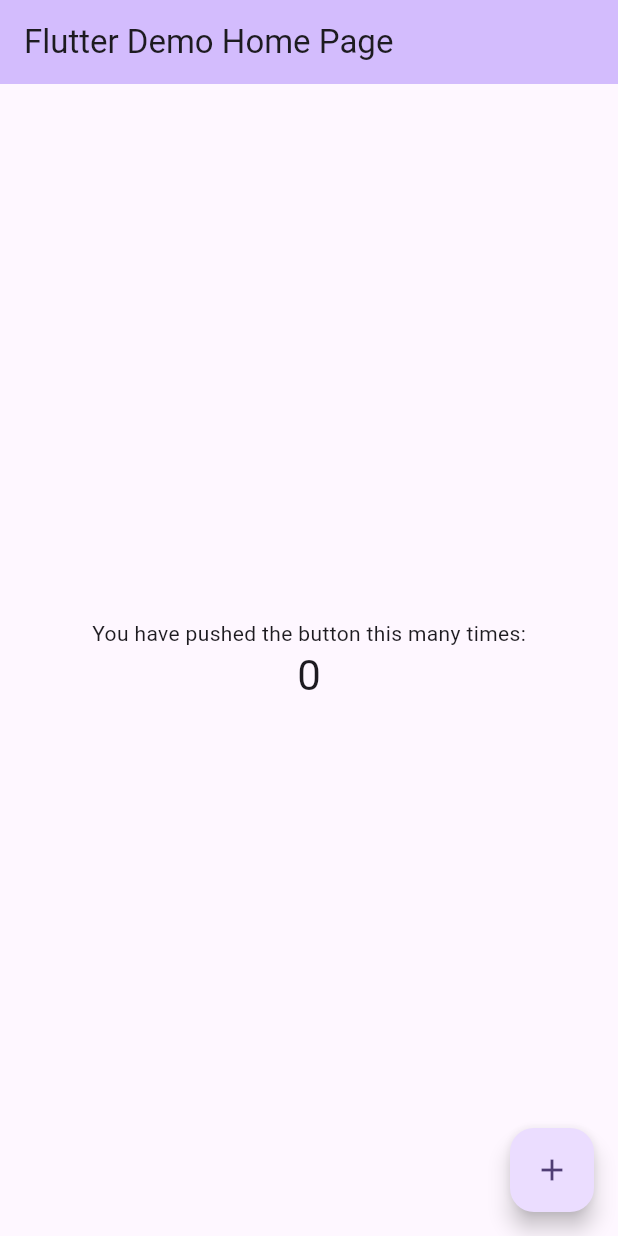
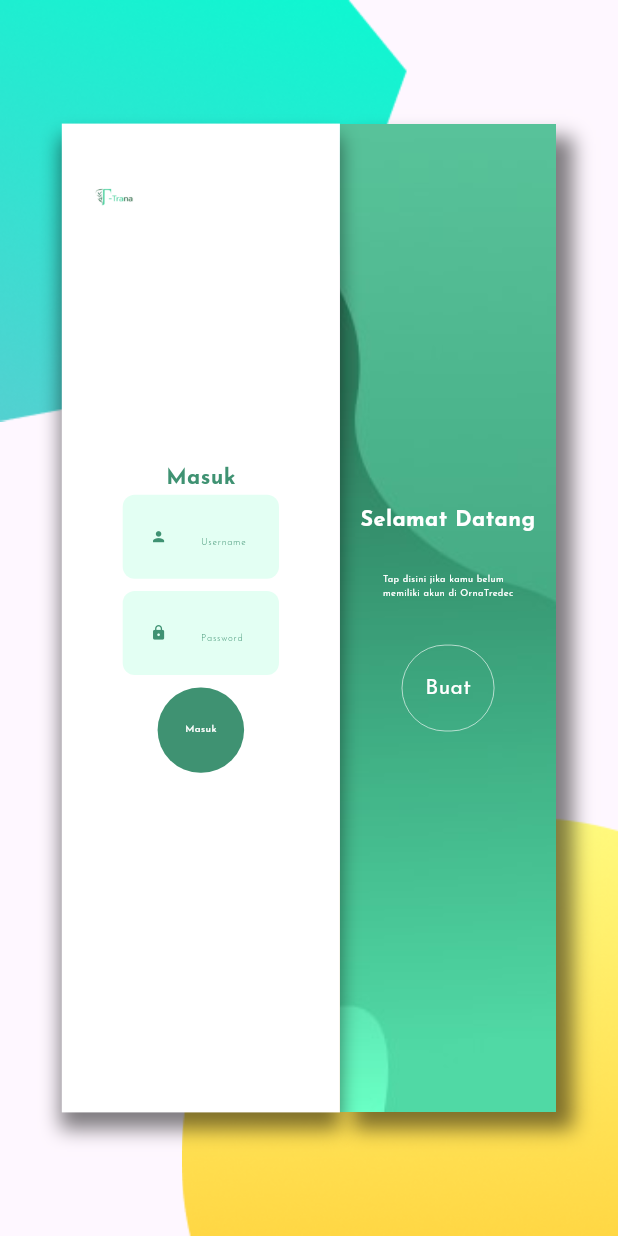
Before and after one commit to fikriymnn/ttrana_pos, a Flutter app: the screen it shows after launch, on a phone screen of 412 x 824 dp. Run offline on Flutter 3.47's test engine with Material 3 defaults, Android fonts, the phone set to English and light mode, and no system bars; our stand-ins replace google_fonts.

Commit message:
meresfonsivekan dan merapihkan beberapa widget dan folder

```diff
--- a/lib/main.dart
+++ b/lib/main.dart
@@ -1,4 +1,5 @@
 import 'package:flutter/material.dart';
+import 'package:ttrana_pos/pages/login_register.dart';
 
 void main() {
   runApp(const MyApp());
@@ -7,119 +8,11 @@ void main() {
 class MyApp extends StatelessWidget {
   const MyApp({super.key});
 
-  // This widget is the root of your application.
   @override
   Widget build(BuildContext context) {
     return MaterialApp(
       title: 'Flutter Demo',
-      theme: ThemeData(
-        // This is the theme of your application.
-        //
-        // TRY THIS: Try running your application with "flutter run". You'll see
-        // the application has a purple toolbar. Then, without quitting the app,
-        // try changing the seedColor in the colorScheme below to Colors.green
-        // and then invoke "hot reload" (save your changes or press the "hot
-        // reload" button in a Flutter-supported IDE, or press "r" if you used
-        // the command line to start the app).
-        //
-        // Notice that the counter didn't reset back to zero; the application
-        // state is not lost during the reload. To reset the state, use hot
-        // restart instead.
-        //
-        // This works for code too, not just values: Most code changes can be
-        // tested with just a hot reload.
-        colorScheme: ColorScheme.fromSeed(seedColor: Colors.deepPurple),
-        useMaterial3: true,
-      ),
-      home: const MyHomePage(title: 'Flutter Demo Home Page'),
+      home: LoginRegister(),
     );
   }
 }
-
-class MyHomePage extends StatefulWidget {
-  const MyHomePage({super.key, required this.title});
-
-  // This widget is the home page of your application. It is stateful, meaning
-  // that it has a State object (defined below) that contains fields that affect
-  // how it looks.
-
-  // This class is the configuration for the state. It holds the values (in this
-  // case the title) provided by the parent (in this case the App widget) and
-  // used by the build method of the State. Fields in a Widget subclass are
-  // always marked "final".
-
-  final String title;
-
-  @override
-  State<MyHomePage> createState() => _MyHomePageState();
-}
-
-class _MyHomePageState extends State<MyHomePage> {
-  int _counter = 0;
-
-  void _incrementCounter() {
-    setState(() {
-      // This call to setState tells the Flutter framework that something has
-      // changed in this State, which causes it to rerun the build method below
-      // so that the display can reflect the updated values. If we changed
-      // _counter without calling setState(), then the build method would not be
-      // called again, and so nothing would appear to happen.
-      _counter++;
-    });
-  }
-
-  @override
-  Widget build(BuildContext context) {
-    // This method is rerun every time setState is called, for instance as done
-    // by the _incrementCounter method above.
-    //
-    // The Flutter framework has been optimized to make rerunning build methods
-    // fast, so that you can just rebuild anything that needs updating rather
-    // than having to individually change instances of widgets.
-    return Scaffold(
-      appBar: AppBar(
-        // TRY THIS: Try changing the color here to a specific color (to
-        // Colors.amber, perhaps?) and trigger a hot reload to see the AppBar
-        // change color while the other colors stay the same.
-        backgroundColor: Theme.of(context).colorScheme.inversePrimary,
-        // Here we take the value from the MyHomePage object that was created by
-        // the App.build method, and use it to set our appbar title.
-        title: Text(widget.title),
-      ),
-      body: Center(
-        // Center is a layout widget. It takes a single child and positions it
-        // in the middle of the parent.
-        child: Column(
-          // Column is also a layout widget. It takes a list of children and
-          // arranges them vertically. By default, it sizes itself to fit its
-          // children horizontally, and tries to be as tall as its parent.
-          //
-          // Column has various properties to control how it sizes itself and
-          // how it positions its children. Here we use mainAxisAlignment to
-          // center the children vertically; the main axis here is the vertical
-          // axis because Columns are vertical (the cross axis would be
-          // horizontal).
-          //
-          // TRY THIS: Invoke "debug painting" (choose the "Toggle Debug Paint"
-          // action in the IDE, or press "p" in the console), to see the
-          // wireframe for each widget.
-          mainAxisAlignment: MainAxisAlignment.center,
-          children: <Widget>[
-            const Text(
-              'You have pushed the button this many times:',
-            ),
-            Text(
-              '$_counter',
-              style: Theme.of(context).textTheme.headlineMedium,
-            ),
-          ],
-        ),
-      ),
-      floatingActionButton: FloatingActionButton(
-        onPressed: _incrementCounter,
-        tooltip: 'Increment',
-        child: const Icon(Icons.add),
-      ), // This trailing comma makes auto-formatting nicer for build methods.
-    );
-  }
-}
--- /dev/null
+++ b/lib/pages/login.dart
@@ -0,0 +1,87 @@
+import 'package:flutter/material.dart';
+import 'package:google_fonts/google_fonts.dart';
+import 'package:ttrana_pos/widget/custom_button.dart';
+import 'package:ttrana_pos/widget/custom_textfield.dart';
+
+class Login extends StatefulWidget {
+  const Login({super.key});
+
+  @override
+  State<Login> createState() => _LoginState();
+}
+
+class _LoginState extends State<Login> {
+  final TextEditingController emailController = TextEditingController();
+  final TextEditingController passwordController = TextEditingController();
+  @override
+  Widget build(BuildContext context) {
+    final size = MediaQuery.of(context).size;
+    return Stack(
+      children: [
+        Positioned(
+          top: 0,
+          child: Container(
+            height: size.height * 0.07,
+            width: size.width * 0.07,
+            decoration: const BoxDecoration(
+              image: DecorationImage(
+                image: AssetImage('assets/images/Trana.png'),
+              ),
+            ),
+          ),
+        ),
+        Center(
+          child: Column(
+            mainAxisAlignment: MainAxisAlignment.center,
+            children: [
+              Text(
+                "Masuk",
+                style: GoogleFonts.josefinSans(
+                  color: const Color(0xFF3F9272),
+                  fontSize: size.width * 0.035,
+                  fontWeight: FontWeight.bold,
+                ),
+              ),
+              Padding(
+                padding: EdgeInsets.symmetric(horizontal: size.width * 0.05),
+                child: Column(
+                  mainAxisAlignment: MainAxisAlignment.center,
+                  children: [
+                    CustomTextfield(
+                      textEditingController: emailController,
+                      hintText: "Username",
+                      prefixIcon: Icon(
+                        Icons.person,
+                        color: const Color(0xFF3F9272),
+                        size: size.width * 0.027,
+                      ),
+                    ),
+                    SizedBox(
+                      height: size.width * 0.02,
+                    ),
+                    CustomTextfield(
+                      textEditingController: passwordController,
+                      hintText: "Password",
+                      prefixIcon: Icon(
+                        Icons.lock,
+                        size: size.width * 0.027,
+                        color: const Color(0xFF3F9272),
+                      ),
+                    ),
+                    SizedBox(
+                      height: size.width * 0.02,
+                    ),
+                    CustomButton(
+                      teks: "Masuk",
+                      onTap: () {},
+                    ),
+                  ],
+                ),
+              ),
+            ],
+          ),
+        )
+      ],
+    );
+  }
+}
--- /dev/null
+++ b/lib/pages/login_register.dart
@@ -0,0 +1,174 @@
+import 'package:flutter/material.dart';
+import 'package:google_fonts/google_fonts.dart';
+import 'package:ttrana_pos/pages/login.dart';
+import 'package:ttrana_pos/pages/register.dart';
+
+class LoginRegister extends StatefulWidget {
+  const LoginRegister({super.key});
+
+  @override
+  _LoginRegisterState createState() => _LoginRegisterState();
+}
+
+class _LoginRegisterState extends State<LoginRegister> {
+  bool perubahan = true;
+  final TextEditingController emailController = TextEditingController();
+  final TextEditingController passwordController = TextEditingController();
+  final TextEditingController nameController = TextEditingController();
+
+  @override
+  Widget build(BuildContext context) {
+    final size = MediaQuery.of(context).size;
+
+    return Scaffold(
+      resizeToAvoidBottomInset: true,
+      body: Stack(
+        children: [
+          Column(
+            children: [Image.asset('assets/images/elementhijau.png')],
+          ),
+          Positioned(
+            child: Row(
+              mainAxisAlignment: MainAxisAlignment.end,
+              children: [
+                Column(
+                  mainAxisAlignment: MainAxisAlignment.end,
+                  children: [
+                    Image.asset('assets/images/elementkuning.png'),
+                  ],
+                )
+              ],
+            ),
+          ),
+          Center(
+            child: Container(
+              width: size.width * 0.8,
+              height: size.height * 0.8,
+              child: Stack(
+                children: [
+                  AnimatedPositioned(
+                    duration: Duration(milliseconds: 500),
+                    left: perubahan ? size.width * 0.45 : 0,
+                    right: perubahan ? 0 : size.width * 0.45,
+                    top: 0,
+                    bottom: 0,
+                    child: Container(
+                      width: size.width * 0.3,
+                      height: size.height * 0.6,
+                      decoration: BoxDecoration(
+                        boxShadow: [
+                          BoxShadow(
+                            color: Colors.black.withOpacity(0.5),
+                            spreadRadius: 1,
+                            blurRadius: 10,
+                            offset: Offset(10, 10),
+                          ),
+                        ],
+                        image: DecorationImage(
+                          image: AssetImage(
+                            'assets/images/background.jpg',
+                          ),
+                          fit: BoxFit.cover,
+                        ),
+                      ),
+                      child: Column(
+                        mainAxisAlignment: MainAxisAlignment.center,
+                        children: [
+                          Center(
+                            child: Text(
+                              "Selamat Datang",
+                              textAlign: TextAlign.center,
+                              style: GoogleFonts.josefinSans(
+                                fontWeight: FontWeight.bold,
+                                fontSize: size.width * 0.035,
+                                color: Colors.white,
+                              ),
+                            ),
+                          ),
+                          SizedBox(
+                            height: size.height * 0.03,
+                          ),
+                          Text(
+                            perubahan
+                                ? "Tap disini jika kamu belum\nmemiliki akun di OrnaTredec"
+                                : "Tap disini jika kamu susdah\nmemiliki akun di OrnaTredec",
+                            style: GoogleFonts.josefinSans(
+                              color: Colors.white,
+                              fontSize: size.width * 0.015,
+                            ),
+                          ),
+                          SizedBox(
+                            height: size.height * 0.036,
+                          ),
+                          Center(
+                            child: GestureDetector(
+                              onTap: () {
+                                setState(() {
+                                  perubahan = !perubahan;
+                                });
+                              },
+                              child: Container(
+                                height: size.height * 0.07,
+                                width: size.width * 0.15,
+                                decoration: BoxDecoration(
+                                    borderRadius:
+                                        BorderRadius.circular(size.width * 0.1),
+                                    border: Border.all(
+                                        width: size.width * 0.001,
+                                        color: Colors.white)),
+                                child: Center(
+                                  child: Text(
+                                    perubahan ? 'Buat' : 'Masuk',
+                                    style: GoogleFonts.josefinSans(
+                                      color: Colors.white,
+                                    ),
+                                  ),
+                                ),
+                              ),
+                            ),
+                          ),
+                        ],
+                      ),
+                    ),
+                  ),
+                  AnimatedPositioned(
+                    duration: Duration(milliseconds: 500),
+                    left: perubahan ? 0 : size.width * 0.35,
+                    right: perubahan ? size.width * 0.35 : 0,
+                    top: 0,
+                    bottom: 0,
+                    child: Container(
+                      width: size.width * 0.4,
+                      height: size.height * 0.6,
+                      padding: EdgeInsets.all(20),
+                      decoration: BoxDecoration(
+                        color: Colors.white,
+                        boxShadow: [
+                          BoxShadow(
+                            color: Colors.black.withOpacity(0.5),
+                            spreadRadius: 1,
+                            blurRadius: 10,
+                            offset: Offset(perubahan ? 0 : 10, 10),
+                          ),
+                        ],
+                      ),
+                      child: Stack(
+                        children: [
+                          if (perubahan) ...[
+                            Login(),
+                          ] else ...[
+                            Register(),
+                          ],
+                        ],
+                      ),
+                    ),
+                  ),
+                ],
+              ),
+            ),
+          ),
+        ],
+      ),
+    );
+  }
+}
--- /dev/null
+++ b/lib/widget/custom_button.dart
@@ -0,0 +1,37 @@
+import 'package:flutter/material.dart';
+import 'package:google_fonts/google_fonts.dart';
+
+class CustomButton extends StatelessWidget {
+  final String teks;
+  final void Function()? onTap;
+  const CustomButton({super.key, required this.teks, this.onTap});
+
+  @override
+  Widget build(BuildContext context) {
+    final size = MediaQuery.of(context).size;
+    return GestureDetector(
+      onTap: onTap,
+      child: Container(
+        width: size.width * 0.14,
+        height: size.height * 0.069,
+        decoration: const BoxDecoration(
+          borderRadius: BorderRadius.horizontal(
+            left: Radius.circular(50),
+            right: Radius.circular(50),
+          ),
+          color: Color(0xFF3F9272),
+        ),
+        child: Center(
+          child: Text(
+            teks,
+            style: GoogleFonts.josefinSans(
+              fontSize: size.width * 0.016,
+              fontWeight: FontWeight.w500,
+              color: Colors.white,
+            ),
+          ),
+        ),
+      ),
+    );
+  }
+}
--- /dev/null
+++ b/lib/widget/custom_textfield.dart
@@ -0,0 +1,40 @@
+import 'package:flutter/material.dart';
+import 'package:google_fonts/google_fonts.dart';
+
+class CustomTextfield extends StatelessWidget {
+  final TextEditingController textEditingController;
+  final bool isPass;
+  final String hintText;
+  final Icon? prefixIcon;
+
+  const CustomTextfield({
+    super.key,
+    required this.textEditingController,
+    this.isPass = false,
+    required this.hintText,
+    this.prefixIcon,
+  });
+
+  @override
+  Widget build(BuildContext context) {
+    final size = MediaQuery.of(context).size;
+    return TextField(
+      obscureText: isPass,
+      controller: textEditingController,
+      decoration: InputDecoration(
+        fillColor: const Color(0xFFE3FFF3),
+        filled: true, // Agar fillColor terlihat
+        hintText: hintText,
+        hintStyle: GoogleFonts.josefinSans(
+          fontWeight: FontWeight.w300,
+          fontSize: size.width * 0.015,
+          color: const Color(0xff3F9272),
+        ),
+        prefixIcon: prefixIcon,
+        border: OutlineInputBorder(
+            borderSide: BorderSide.none,
+            borderRadius: BorderRadius.circular(8.0)),
+      ),
+    );
+  }
+}
--- a/pubspec.yaml
+++ b/pubspec.yaml
@@ -35,6 +35,7 @@ dependencies:
   # The following adds the Cupertino Icons font to your application.
   # Use with the CupertinoIcons class for iOS style icons.
   cupertino_icons: ^1.0.8
+  google_fonts:
 
 dev_dependencies:
   flutter_test:
@@ -59,8 +60,8 @@ flutter:
   uses-material-design: true
 
   # To add assets to your application, add an assets section, like this:
-  # assets:
-  #   - images/a_dot_burr.jpeg
+  assets:
+    - assets/images/
   #   - images/a_dot_ham.jpeg
 
   # An image asset can refer to one or more resolution-specific "variants", see
```
Also changed, not shown: lib/pages/register.dart (added, +168 -0 lines), assets/images/Trana.png (added), assets/images/background.jpg (added), assets/images/elementhijau.png (added), assets/images/elementkuning.png (added), assets/images/ikan.png (added), pubspec.lock, 1 other file.
